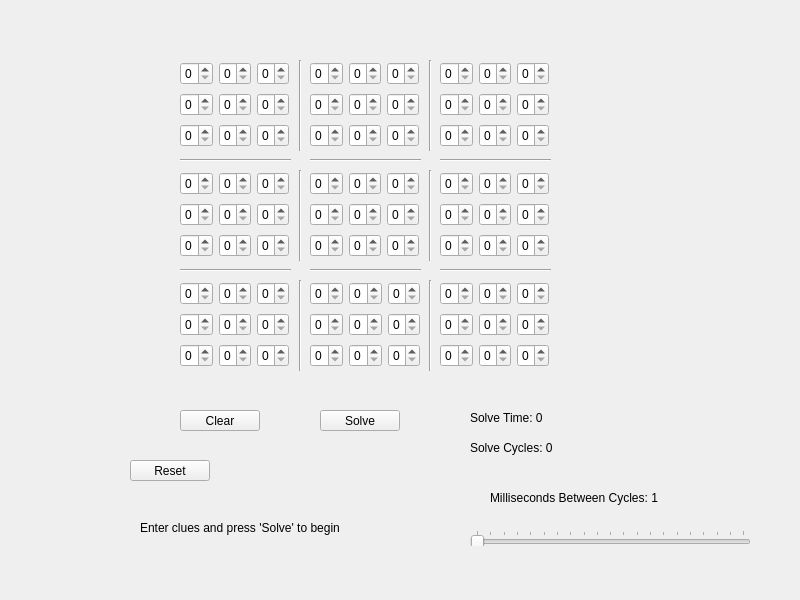
Old version of the form SudokuSolver/sudokusolver.ui in the repository ChrisMurphy14/Sudoku-Solver.
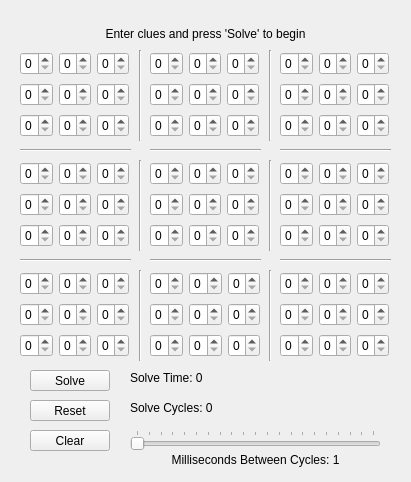
New version of the form.

The edit to the form file:
```diff
--- a/SudokuSolver/sudokusolver.ui
+++ b/SudokuSolver/sudokusolver.ui
@@ -6,18 +6,30 @@
    <rect>
     <x>0</x>
     <y>0</y>
-    <width>800</width>
-    <height>600</height>
+    <width>411</width>
+    <height>482</height>
    </rect>
   </property>
+  <property name="minimumSize">
+   <size>
+    <width>411</width>
+    <height>482</height>
+   </size>
+  </property>
+  <property name="maximumSize">
+   <size>
+    <width>411</width>
+    <height>482</height>
+   </size>
+  </property>
   <property name="windowTitle">
    <string>SudokuSolver</string>
   </property>
   <widget class="QPushButton" name="solveButton">
    <property name="geometry">
     <rect>
-     <x>320</x>
-     <y>410</y>
+     <x>30</x>
+     <y>370</y>
      <width>80</width>
      <height>21</height>
     </rect>
@@ -29,8 +41,8 @@
   <widget class="Line" name="line">
    <property name="geometry">
     <rect>
-     <x>180</x>
-     <y>150</y>
+     <x>20</x>
+     <y>140</y>
      <width>111</width>
      <height>20</height>
     </rect>
@@ -42,8 +54,8 @@
   <widget class="Line" name="horizontalLine1">
    <property name="geometry">
     <rect>
-     <x>290</x>
-     <y>60</y>
+     <x>130</x>
+     <y>50</y>
      <width>20</width>
      <height>91</height>
     </rect>
@@ -55,8 +67,8 @@
   <widget class="QWidget" name="layoutWidget">
    <property name="geometry">
     <rect>
-     <x>180</x>
-     <y>60</y>
+     <x>20</x>
+     <y>50</y>
      <width>109</width>
      <height>89</height>
     </rect>
@@ -196,8 +208,8 @@
   <widget class="Line" name="horizontalLine1_2">
    <property name="geometry">
     <rect>
-     <x>420</x>
-     <y>60</y>
+     <x>260</x>
+     <y>50</y>
      <width>20</width>
      <height>91</height>
     </rect>
@@ -209,8 +221,8 @@
   <widget class="QWidget" name="layoutWidget_3">
    <property name="geometry">
     <rect>
-     <x>310</x>
-     <y>60</y>
+     <x>150</x>
+     <y>50</y>
      <width>109</width>
      <height>89</height>
     </rect>
@@ -350,8 +362,8 @@
   <widget class="QWidget" name="layoutWidget_4">
    <property name="geometry">
     <rect>
-     <x>440</x>
-     <y>60</y>
+     <x>280</x>
+     <y>50</y>
      <width>109</width>
      <height>89</height>
     </rect>
@@ -491,8 +503,8 @@
   <widget class="QWidget" name="layoutWidget_5">
    <property name="geometry">
     <rect>
-     <x>180</x>
-     <y>170</y>
+     <x>20</x>
+     <y>160</y>
      <width>109</width>
      <height>89</height>
     </rect>
@@ -632,8 +644,8 @@
   <widget class="QWidget" name="layoutWidget_6">
    <property name="geometry">
     <rect>
-     <x>310</x>
-     <y>170</y>
+     <x>150</x>
+     <y>160</y>
      <width>109</width>
      <height>89</height>
     </rect>
@@ -773,8 +785,8 @@
   <widget class="QWidget" name="layoutWidget_7">
    <property name="geometry">
     <rect>
-     <x>440</x>
-     <y>170</y>
+     <x>280</x>
+     <y>160</y>
      <width>109</width>
      <height>89</height>
     </rect>
@@ -914,8 +926,8 @@
   <widget class="QWidget" name="layoutWidget_8">
    <property name="geometry">
     <rect>
-     <x>180</x>
-     <y>280</y>
+     <x>20</x>
+     <y>270</y>
      <width>109</width>
      <height>89</height>
     </rect>
@@ -1055,8 +1067,8 @@
   <widget class="QWidget" name="layoutWidget_9">
    <property name="geometry">
     <rect>
-     <x>310</x>
-     <y>280</y>
+     <x>150</x>
+     <y>270</y>
      <width>110</width>
      <height>89</height>
     </rect>
@@ -1202,8 +1214,8 @@
   <widget class="QWidget" name="layoutWidget_10">
    <property name="geometry">
     <rect>
-     <x>440</x>
-     <y>280</y>
+     <x>280</x>
+     <y>270</y>
      <width>109</width>
      <height>89</height>
     </rect>
@@ -1343,8 +1355,8 @@
   <widget class="Line" name="horizontalLine1_3">
    <property name="geometry">
     <rect>
-     <x>290</x>
-     <y>170</y>
+     <x>130</x>
+     <y>160</y>
      <width>20</width>
      <height>91</height>
     </rect>
@@ -1356,8 +1368,8 @@
   <widget class="Line" name="horizontalLine1_4">
    <property name="geometry">
     <rect>
-     <x>420</x>
-     <y>170</y>
+     <x>260</x>
+     <y>160</y>
      <width>20</width>
      <height>91</height>
     </rect>
@@ -1369,8 +1381,8 @@
   <widget class="Line" name="horizontalLine1_5">
    <property name="geometry">
     <rect>
-     <x>420</x>
-     <y>280</y>
+     <x>260</x>
+     <y>270</y>
      <width>20</width>
      <height>91</height>
     </rect>
@@ -1382,8 +1394,8 @@
   <widget class="Line" name="horizontalLine1_6">
    <property name="geometry">
     <rect>
-     <x>290</x>
-     <y>280</y>
+     <x>130</x>
+     <y>270</y>
      <width>20</width>
      <height>91</height>
     </rect>
@@ -1395,8 +1407,8 @@
   <widget class="Line" name="line_2">
    <property name="geometry">
     <rect>
-     <x>310</x>
-     <y>150</y>
+     <x>150</x>
+     <y>140</y>
      <width>111</width>
      <height>20</height>
     </rect>
@@ -1408,8 +1420,8 @@
   <widget class="Line" name="line_3">
    <property name="geometry">
     <rect>
-     <x>440</x>
-     <y>150</y>
+     <x>280</x>
+     <y>140</y>
      <width>111</width>
      <height>20</height>
     </rect>
@@ -1421,8 +1433,8 @@
   <widget class="Line" name="line_4">
    <property name="geometry">
     <rect>
-     <x>440</x>
-     <y>260</y>
+     <x>280</x>
+     <y>250</y>
      <width>111</width>
      <height>20</height>
     </rect>
@@ -1434,8 +1446,8 @@
   <widget class="Line" name="line_5">
    <property name="geometry">
     <rect>
-     <x>310</x>
-     <y>260</y>
+     <x>150</x>
+     <y>250</y>
      <width>111</width>
      <height>20</height>
     </rect>
@@ -1447,8 +1459,8 @@
   <widget class="Line" name="line_6">
    <property name="geometry">
     <rect>
-     <x>180</x>
-     <y>260</y>
+     <x>20</x>
+     <y>250</y>
      <width>111</width>
      <height>20</height>
     </rect>
@@ -1460,8 +1472,8 @@
   <widget class="QLabel" name="solveTimeLabel">
    <property name="geometry">
     <rect>
-     <x>470</x>
-     <y>410</y>
+     <x>130</x>
+     <y>370</y>
      <width>221</width>
      <height>16</height>
     </rect>
@@ -1473,8 +1485,8 @@
   <widget class="QLabel" name="solveCyclesLabel">
    <property name="geometry">
     <rect>
-     <x>470</x>
-     <y>440</y>
+     <x>130</x>
+     <y>400</y>
      <width>221</width>
      <height>16</height>
     </rect>
@@ -1486,21 +1498,27 @@
   <widget class="QLabel" name="statusLabel">
    <property name="geometry">
     <rect>
-     <x>140</x>
-     <y>520</y>
-     <width>301</width>
-     <height>16</height>
+     <x>20</x>
+     <y>10</y>
+     <width>371</width>
+     <height>31</height>
     </rect>
    </property>
    <property name="text">
     <string>Enter clues and press 'Solve' to begin</string>
    </property>
+   <property name="alignment">
+    <set>Qt::AlignBottom|Qt::AlignHCenter</set>
+   </property>
+   <property name="wordWrap">
+    <bool>true</bool>
+   </property>
   </widget>
   <widget class="QPushButton" name="clearButton">
    <property name="geometry">
     <rect>
-     <x>180</x>
-     <y>410</y>
+     <x>30</x>
+     <y>430</y>
      <width>80</width>
      <height>21</height>
     </rect>
@@ -1512,8 +1530,8 @@
   <widget class="QPushButton" name="resetButton">
    <property name="geometry">
     <rect>
-     <x>130</x>
-     <y>460</y>
+     <x>30</x>
+     <y>400</y>
      <width>80</width>
      <height>21</height>
     </rect>
@@ -1525,10 +1543,10 @@
   <widget class="QSlider" name="cycleIntervalSlider">
    <property name="geometry">
     <rect>
-     <x>470</x>
-     <y>530</y>
-     <width>281</width>
-     <height>16</height>
+     <x>130</x>
+     <y>430</y>
+     <width>251</width>
+     <height>20</height>
     </rect>
    </property>
    <property name="minimum">
@@ -1556,15 +1574,18 @@
   <widget class="QLabel" name="cycleIntervalLabel">
    <property name="geometry">
     <rect>
-     <x>490</x>
-     <y>490</y>
-     <width>171</width>
-     <height>16</height>
+     <x>140</x>
+     <y>450</y>
+     <width>231</width>
+     <height>20</height>
     </rect>
    </property>
    <property name="text">
     <string>Milliseconds Between Cycles: 1</string>
    </property>
+   <property name="alignment">
+    <set>Qt::AlignCenter</set>
+   </property>
    <property name="wordWrap">
     <bool>true</bool>
    </property>
```
